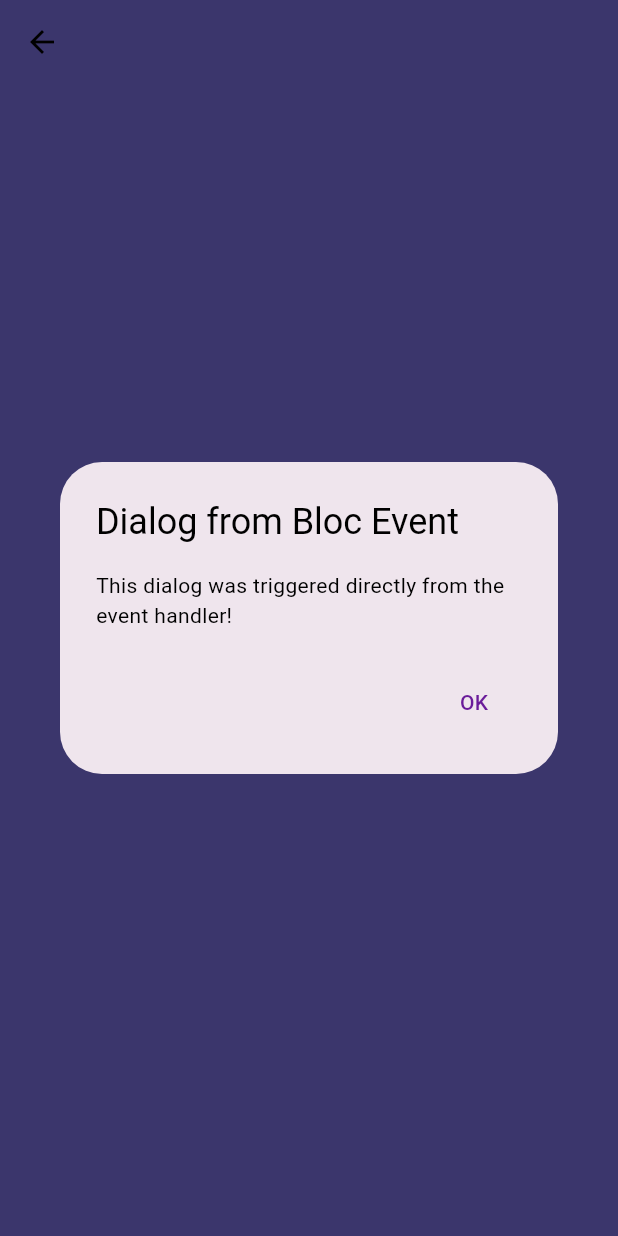
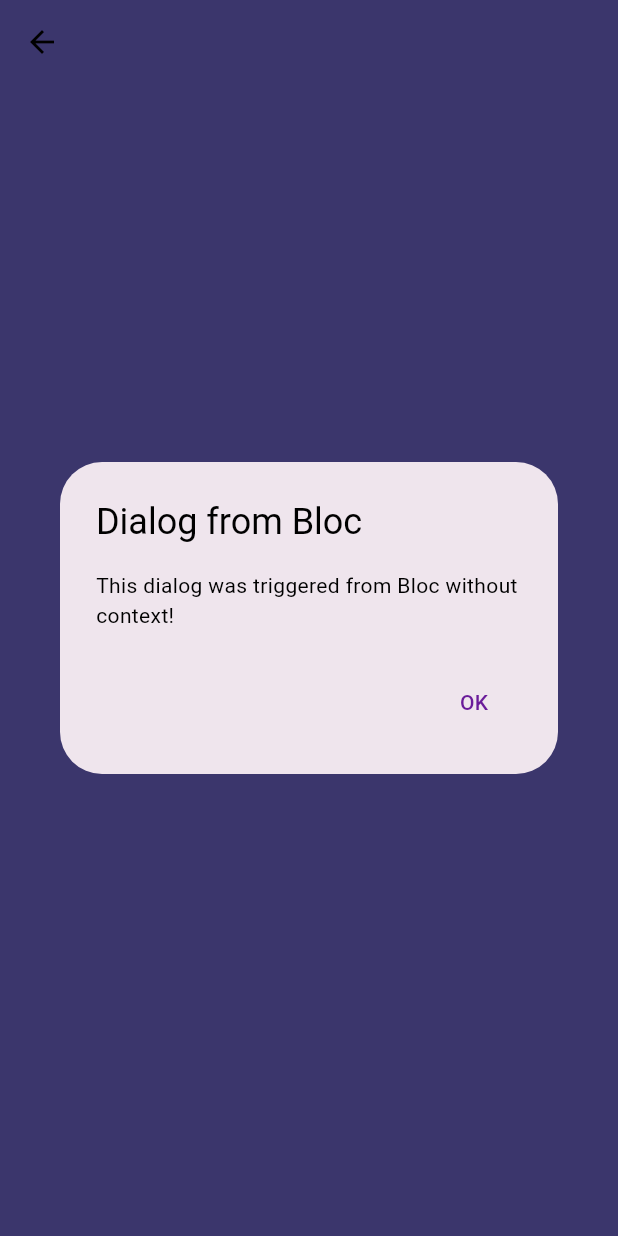
Before and after one commit to faizo67/functional_app, a Flutter app: the NextScreen screen opened by its route, after a tap on "Go Back", on a phone screen of 412 x 824 dp. Run offline on Flutter 3.47's test engine with Material 3 defaults, Android fonts, the phone set to English and light mode, and no system bars; our stand-ins replace dio, flutter_bloc, get_it, go_router, shared_preferences; accounts and stored records are empty; network calls fail.

Commit message:
added Dialog_Service.dart
using the global navigator key
this will provide me the global context
key and then in this file
using the singleton pattern

```diff
--- /dev/null
+++ b/lib/core/utils/dialog_service.dart
@@ -0,0 +1,36 @@
+import 'package:flutter/material.dart';
+
+class DialogService {
+  /// Creates a single, static instance of the class (Singleton pattern).
+  /// This ensures that only one instance of DialogService exists throughout the app.
+  static final DialogService _instance = DialogService._internal();
+
+  /// Returns the single instance created above.
+  /// Instead of creating a new object, this factory constructor always returns the same instance.
+  factory DialogService() => _instance;
+
+  /// Private named constructor to prevent external instantiation.
+  /// Ensures that only DialogService can create its own instance.
+  DialogService._internal();
+
+  late GlobalKey<NavigatorState> navigatorKey;
+
+  void showMyDialog() {
+    // Gets the current BuildContext from the navigator key.
+    final context = navigatorKey.currentContext!;
+
+    showDialog(
+      context: context,
+      builder: (_) => AlertDialog(
+        title: Text("Dialog from Bloc"),
+        content: Text("This dialog was triggered from Bloc without context!"),
+        actions: [
+          TextButton(
+            onPressed: () => Navigator.of(context).pop(),
+            child: Text("OK"),
+          ),
+        ],
+      ),
+    );
+  }
+}
--- a/lib/go_router.dart
+++ b/lib/go_router.dart
@@ -1,13 +1,11 @@
-import 'package:flutter/material.dart';
+import 'package:functional_app/core/utils/dialog_service.dart';
 import 'package:go_router/go_router.dart';
 import 'presentation/screen/login_ui.dart';
 import 'presentation/screen/home_ui.dart';
 import 'domain/usecases/home_usecase.dart';
 
-final GlobalKey<NavigatorState> _rootNavigatorKey = GlobalKey<NavigatorState>();
-
 GoRouter createRouter(HomeUseCase homeUseCase) => GoRouter(
-  navigatorKey: _rootNavigatorKey,
+  navigatorKey: DialogService().navigatorKey,
   initialLocation: '/login',
   routes: [
     GoRoute(
--- a/lib/main.dart
+++ b/lib/main.dart
@@ -1,6 +1,7 @@
 import 'package:flutter/material.dart';
 import 'package:flutter_bloc/flutter_bloc.dart';
 import 'package:functional_app/core/utils/app_theme.dart';
+import 'package:functional_app/core/utils/dialog_service.dart';
 import 'package:functional_app/presentation/bloc/home/home_bloc.dart';
 import 'package:functional_app/presentation/bloc/login/login_bloc.dart';
 import 'service_locator.dart';
@@ -9,6 +10,7 @@ import 'domain/usecases/home_usecase.dart';
 
 void main() {
   setupLocator();
+   DialogService().navigatorKey = GlobalKey<NavigatorState>();
   runApp(const MyApp());
 }
 
--- a/lib/presentation/bloc/home/home_bloc.dart
+++ b/lib/presentation/bloc/home/home_bloc.dart
@@ -1,5 +1,7 @@
+import 'package:flutter/material.dart';
 import 'package:flutter_bloc/flutter_bloc.dart';
 import 'package:flutter/material.dart';
+import 'package:functional_app/core/utils/dialog_service.dart';
 import 'home_event.dart';
 import 'home_state.dart';
 import '../../../domain/usecases/home_usecase.dart';
@@ -11,21 +13,7 @@ class HomeBloc extends Bloc<HomeEvent, HomeState> {
   HomeBloc(this.homeUseCase) : super(HomeInitial()) {
     on<FetchHomeData>(_onFetchHomeData);
     on<ShowDialogEvent>((event, emit) {
-      showDialog(
-        context: event.context,
-        builder: (context) => AlertDialog(
-          title: Text('Dialog from Bloc Event'),
-          content: Text(
-            'This dialog was triggered directly from the event handler!',
-          ),
-          actions: [
-            TextButton(
-              onPressed: () => Navigator.of(context).pop(),
-              child: Text('OK'),
-            ),
-          ],
-        ),
-      );
+      DialogService().showMyDialog();
     });
   }
 
--- a/lib/presentation/bloc/home/home_event.dart
+++ b/lib/presentation/bloc/home/home_event.dart
@@ -10,6 +10,5 @@ class FetchHomeData extends HomeEvent {
 
 /// Event to trigger dialog, with BuildContext
 class ShowDialogEvent extends HomeEvent {
-  final BuildContext context;
-  ShowDialogEvent(this.context);
+  ShowDialogEvent();
 }
--- a/lib/presentation/screen/home_ui.dart
+++ b/lib/presentation/screen/home_ui.dart
@@ -83,7 +83,7 @@ class NextScreen extends StatelessWidget {
             SizedBox(height: 20),
             ElevatedButton(
               onPressed: () {
-                context.read<HomeBloc>().add(ShowDialogEvent(context));
+                context.read<HomeBloc>().add(ShowDialogEvent());
               },
               child: Text('Go Back'),
             ),
```
